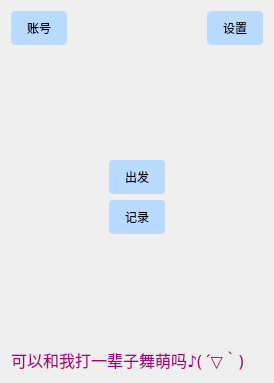
Before: the Qt Designer form ui_class/start_window.ui in reflux18d/MaiGO, drawn with Qt 5.
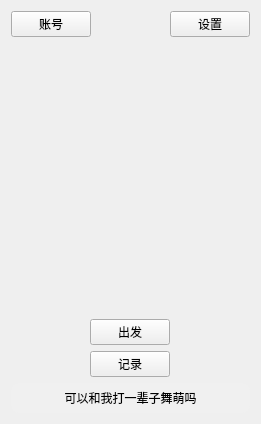
After: the same form once the commit is applied. Icons and pictures are not drawn.

Commit message: Salt appeared

```diff
--- a/ui_class/start_window.ui
+++ b/ui_class/start_window.ui
@@ -6,8 +6,8 @@
    <rect>
     <x>0</x>
     <y>0</y>
-    <width>274</width>
-    <height>383</height>
+    <width>261</width>
+    <height>424</height>
    </rect>
   </property>
   <property name="windowTitle">
@@ -18,38 +18,16 @@
     <selectedon>:/image/bear.png</selectedon>
    </iconset>
   </property>
-  <property name="styleSheet">
-   <string notr="true">QWidget#StartWidget {
-    background-image: url(:/image/friend.png);
-    background-repeat: no-repeat;  /* 防止图片重复 */
-    background-position: center;  /* 图片在容器中居中 */
-    background - size: contain;  
-    }
-</string>
-  </property>
   <layout class="QVBoxLayout" name="verticalLayout_2">
    <item>
-    <layout class="QHBoxLayout" name="horizontalLayout">
+    <layout class="QHBoxLayout" name="horizontalLayout" stretch="0,0,0">
      <item>
       <widget class="QPushButton" name="account_button">
-       <property name="enabled">
-        <bool>true</bool>
-       </property>
-       <property name="styleSheet">
-        <string notr="true">QPushButton {
-    background-color: rgb(185, 219, 255);  /* 蓝色背景 */
-    color: rgb(0, 0, 0);
-    border: none;
-    border-radius: 4px;
-    padding: 8px 16px;
-	font: 14pt &quot;STHupo&quot;;
-}
-QPushButton:hover {
-    background-color: rgb(103, 202, 255);  /* 悬停变深蓝 */
-}
-QPushButton:pressed {
-    background-color: rgb(101, 206, 255);  /* 按下颜色 */
-}</string>
+       <property name="sizePolicy">
+        <sizepolicy hsizetype="Fixed" vsizetype="Fixed">
+         <horstretch>0</horstretch>
+         <verstretch>0</verstretch>
+        </sizepolicy>
        </property>
        <property name="text">
         <string>账号</string>
@@ -61,9 +39,12 @@
        <property name="orientation">
         <enum>Qt::Horizontal</enum>
        </property>
+       <property name="sizeType">
+        <enum>QSizePolicy::Expanding</enum>
+       </property>
        <property name="sizeHint" stdset="0">
         <size>
-         <width>98</width>
+         <width>40</width>
          <height>20</height>
         </size>
        </property>
@@ -77,22 +58,6 @@
          <verstretch>0</verstretch>
         </sizepolicy>
        </property>
-       <property name="styleSheet">
-        <string notr="true">QPushButton {
-    background-color: rgb(185, 219, 255);  /* 蓝色背景 */
-    color: rgb(0, 0, 0);
-    border: none;
-    border-radius: 4px;
-    padding: 8px 16px;
-	font: 14pt &quot;STHupo&quot;;
-}
-QPushButton:hover {
-    background-color: rgb(103, 202, 255);  /* 悬停变深蓝 */
-}
-QPushButton:pressed {
-    background-color: rgb(101, 206, 255);  /* 按下颜色 */
-}</string>
-       </property>
        <property name="text">
         <string>设置</string>
        </property>
@@ -101,7 +66,49 @@
     </layout>
    </item>
    <item>
-    <layout class="QVBoxLayout" name="verticalLayout">
+    <spacer name="verticalSpacer_2">
+     <property name="orientation">
+      <enum>Qt::Vertical</enum>
+     </property>
+     <property name="sizeHint" stdset="0">
+      <size>
+       <width>20</width>
+       <height>40</height>
+      </size>
+     </property>
+    </spacer>
+   </item>
+   <item alignment="Qt::AlignHCenter">
+    <widget class="QLabel" name="figure_label">
+     <property name="sizePolicy">
+      <sizepolicy hsizetype="Maximum" vsizetype="Maximum">
+       <horstretch>0</horstretch>
+       <verstretch>0</verstretch>
+      </sizepolicy>
+     </property>
+     <property name="minimumSize">
+      <size>
+       <width>200</width>
+       <height>250</height>
+      </size>
+     </property>
+     <property name="maximumSize">
+      <size>
+       <width>300</width>
+       <height>400</height>
+      </size>
+     </property>
+     <property name="text">
+      <string/>
+     </property>
+     <property name="scaledContents">
+      <bool>true</bool>
+     </property>
+     <property name="alignment">
+      <set>Qt::AlignCenter</set>
+     </property>
+    </widget>
+   </item>
      <item>
       <spacer name="verticalSpacer">
        <property name="orientation">
@@ -110,12 +117,16 @@
        <property name="sizeHint" stdset="0">
         <size>
          <width>20</width>
-         <height>20</height>
+       <height>40</height>
         </size>
        </property>
       </spacer>
      </item>
-     <item alignment="Qt::AlignHCenter">
+   <item>
+    <layout class="QVBoxLayout" name="verticalLayout">
+     <item>
+      <layout class="QHBoxLayout" name="horizontalLayout_2">
+       <item>
       <widget class="QPushButton" name="go_button">
        <property name="sizePolicy">
         <sizepolicy hsizetype="Fixed" vsizetype="Fixed">
@@ -129,28 +140,16 @@
        <property name="layoutDirection">
         <enum>Qt::LeftToRight</enum>
        </property>
-       <property name="styleSheet">
-        <string notr="true">QPushButton {
-    background-color: rgb(185, 219, 255);  /* 蓝色背景 */
-    color: rgb(0, 0, 0);
-    border: none;
-    border-radius: 4px;
-    padding: 8px 16px;
-	font: 14pt &quot;STHupo&quot;;
-}
-QPushButton:hover {
-    background-color: rgb(103, 202, 255);  /* 悬停变深蓝 */
-}
-QPushButton:pressed {
-    background-color: rgb(101, 206, 255);  /* 按下颜色 */
-}</string>
-       </property>
        <property name="text">
         <string>出发</string>
        </property>
       </widget>
      </item>
-     <item alignment="Qt::AlignHCenter">
+      </layout>
+     </item>
+     <item>
+      <layout class="QHBoxLayout" name="horizontalLayout_3">
+       <item>
       <widget class="QPushButton" name="record_button">
        <property name="sizePolicy">
         <sizepolicy hsizetype="Fixed" vsizetype="Fixed">
@@ -158,39 +157,12 @@
          <verstretch>0</verstretch>
         </sizepolicy>
        </property>
-       <property name="styleSheet">
-        <string notr="true">QPushButton {
-    background-color: rgb(185, 219, 255);  /* 蓝色背景 */
-    color: rgb(0, 0, 0);
-    border: none;
-    border-radius: 4px;
-    padding: 8px 16px;
-	font: 14pt &quot;STHupo&quot;;
-}
-QPushButton:hover {
-    background-color: rgb(103, 202, 255);  /* 悬停变深蓝 */
-}
-QPushButton:pressed {
-    background-color: rgb(101, 206, 255);  /* 按下颜色 */
-}</string>
-       </property>
        <property name="text">
         <string>记录</string>
        </property>
       </widget>
      </item>
-     <item>
-      <spacer name="verticalSpacer_2">
-       <property name="orientation">
-        <enum>Qt::Vertical</enum>
-       </property>
-       <property name="sizeHint" stdset="0">
-        <size>
-         <width>20</width>
-         <height>40</height>
-        </size>
-       </property>
-      </spacer>
+      </layout>
      </item>
     </layout>
    </item>
@@ -204,20 +176,19 @@
      </property>
      <property name="font">
       <font>
-       <family>STHupo</family>
-       <pointsize>12</pointsize>
-       <weight>50</weight>
-       <italic>false</italic>
-       <bold>false</bold>
+       <family>黑体</family>
       </font>
      </property>
      <property name="styleSheet">
-      <string notr="true">color:rgb(170, 0, 127);
-font: 12pt &quot;STHupo&quot;;
-</string>
+      <string notr="true">background-color: #f0f0f0;
+    border-radius: 8px;
+    padding: 6px 12px;</string>
      </property>
      <property name="text">
-      <string>可以和我打一辈子舞萌吗♪( ´▽｀)</string>
+      <string>可以和我打一辈子舞萌吗</string>
+     </property>
+     <property name="alignment">
+      <set>Qt::AlignCenter</set>
      </property>
     </widget>
    </item>
```
Left out of the diff: 3 changed lines with no effect on the pictures. Lines whose indentation alone changed are shown as unchanged. The commit also changes 2 other files.
